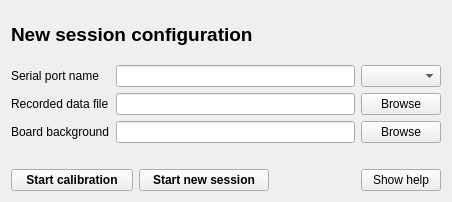
This is mainwindow.ui in ntrfrnc/eye-tracker as Qt 5 draws it before an edit. The edited form follows.
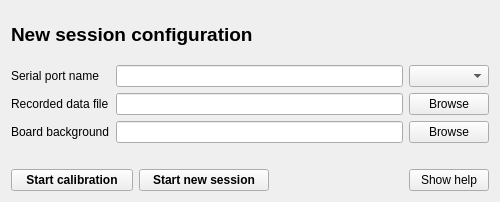
This is the edited form.

```diff
--- a/mainwindow.ui
+++ b/mainwindow.ui
@@ -6,7 +6,7 @@
    <rect>
     <x>0</x>
     <y>0</y>
-    <width>452</width>
+    <width>500</width>
     <height>202</height>
    </rect>
   </property>
@@ -18,7 +18,7 @@
   </property>
   <property name="maximumSize">
    <size>
-    <width>452</width>
+    <width>500</width>
     <height>202</height>
    </size>
   </property>
```
